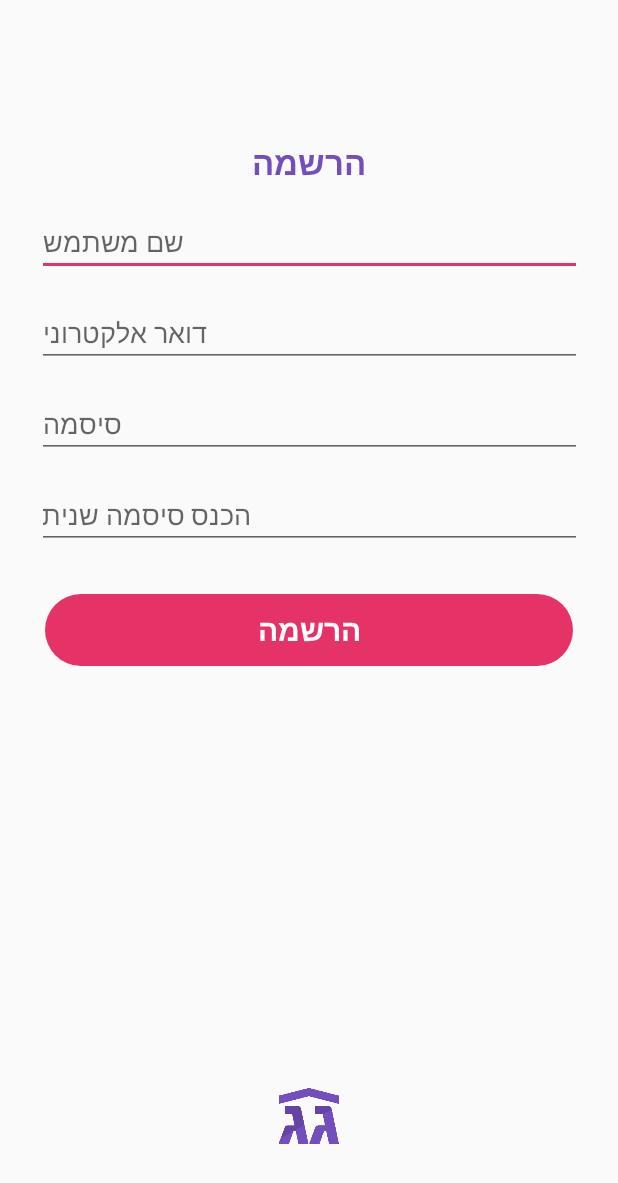
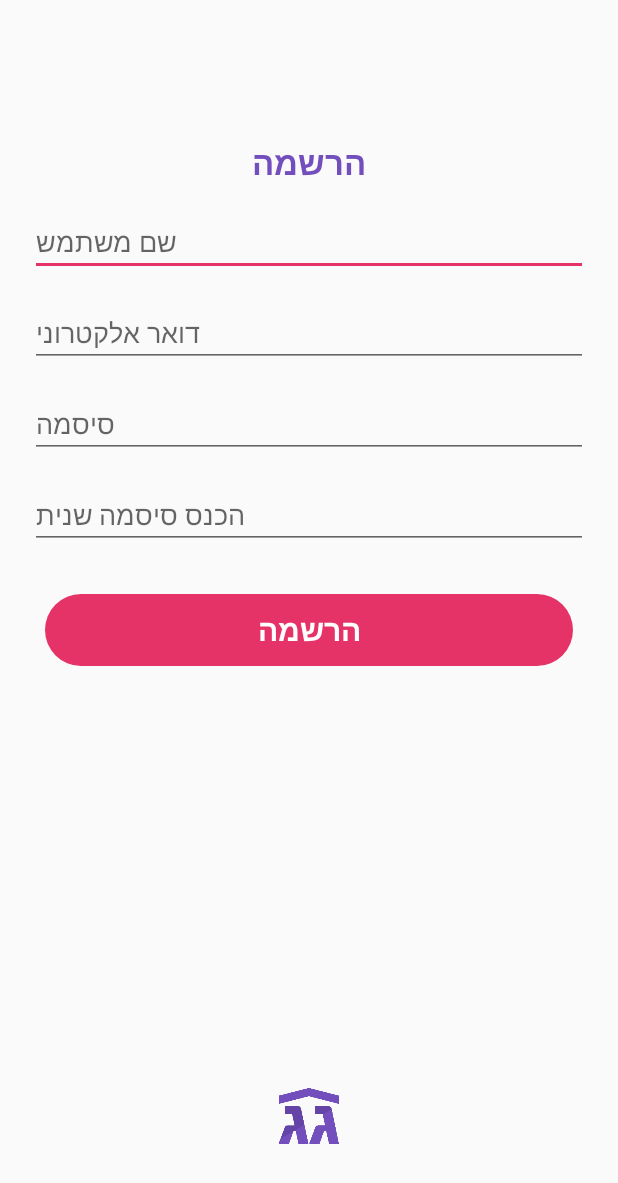
Before and after one commit to Etinka/AndroidAppFinalProject, an Android app: the RegisterActivity screen opened directly, with no data from a screen before it, on a phone screen of 412 x 824 dp. Shown: the top 1183 px of the screen. Run offline under Robolectric (Android 15) with nearby library versions, the phone set to English and light mode, and no system bars; Roboto replaces fonts that are not available here.

Commit message:
Handled registration

```diff
--- a/app/src/main/res/layout/activity_register.xml
+++ b/app/src/main/res/layout/activity_register.xml
@@ -19,9 +19,9 @@
     <android.support.design.widget.TextInputEditText
         android:id="@+id/user_name"
         android:layout_height="wrap_content"
-        android:layout_width="363dp"
-        android:layout_marginStart="8dp"
-        android:layout_marginEnd="8dp"
+        android:layout_width="match_parent"
+        android:layout_marginStart="20dp"
+        android:layout_marginEnd="20dp"
         android:layout_marginTop="15dp"
         android:hint="שם משתמש"
         android:textAlignment="viewStart"
@@ -34,9 +34,9 @@
     <android.support.design.widget.TextInputEditText
         android:id="@+id/email"
         android:layout_height="wrap_content"
-        android:layout_width="363dp"
-        android:layout_marginStart="8dp"
-        android:layout_marginEnd="8dp"
+        android:layout_width="match_parent"
+        android:layout_marginStart="20dp"
+        android:layout_marginEnd="20dp"
         android:layout_marginTop="15dp"
         android:hint="דואר אלקטרוני"
         android:textAlignment="viewStart"
@@ -44,17 +44,28 @@
         android:gravity="start"
         app:layout_constraintTop_toBottomOf="@id/user_name"
         app:layout_constraintStart_toStartOf="parent"
-        app:layout_constraintEnd_toEndOf="parent"
-        />
+        app:layout_constraintEnd_toEndOf="parent" />
+
+    <TextView
+        android:id="@+id/email_error_msg"
+        android:layout_width="wrap_content"
+        android:layout_height="wrap_content"
+        android:text="Invalid email address"
+        android:visibility="invisible"
+        android:textSize="14sp"
+        app:layout_constraintTop_toBottomOf="@id/email"
+        app:layout_constraintStart_toStartOf="@id/email"
+        android:textColor="@android:color/holo_red_dark" />
 
     <android.support.design.widget.TextInputEditText
         android:id="@+id/password"
         android:layout_height="wrap_content"
-        android:layout_width="363dp"
-        android:layout_marginStart="8dp"
-        android:layout_marginEnd="8dp"
+        android:layout_width="match_parent"
+        android:layout_marginStart="20dp"
+        android:layout_marginEnd="20dp"
         android:layout_marginTop="15dp"
         android:hint="סיסמה"
+        android:inputType="textPassword"
         android:textAlignment="viewStart"
         android:gravity="start"
         app:layout_constraintTop_toBottomOf="@id/email"
@@ -65,17 +76,29 @@
     <android.support.design.widget.TextInputEditText
         android:id="@+id/passwordValidator"
         android:layout_height="wrap_content"
-        android:layout_width="363dp"
-        android:layout_marginStart="8dp"
-        android:layout_marginEnd="8dp"
+        android:layout_width="match_parent"
+        android:layout_marginStart="20dp"
+        android:layout_marginEnd="20dp"
         android:layout_marginTop="15dp"
         android:hint="הכנס סיסמה שנית"
+        android:inputType="textPassword"
         android:textAlignment="viewStart"
         android:gravity="start"
         app:layout_constraintTop_toBottomOf="@id/password"
         app:layout_constraintStart_toStartOf="parent"
         app:layout_constraintEnd_toEndOf="parent"
         />
+
+    <TextView
+        android:id="@+id/password_error_msg"
+        android:layout_width="wrap_content"
+        android:layout_height="wrap_content"
+        android:text="Passwords does not match"
+        android:textSize="14sp"
+        android:visibility="invisible"
+        app:layout_constraintTop_toBottomOf="@id/passwordValidator"
+        app:layout_constraintStart_toStartOf="@id/passwordValidator"
+        android:textColor="@android:color/holo_red_dark" />
 
     <Button
         android:id="@+id/register_btn"
```
Also changed, not shown: app/src/main/java/com/colman/finalproject/register/RegisterActivity.java (+78 -7 lines).
